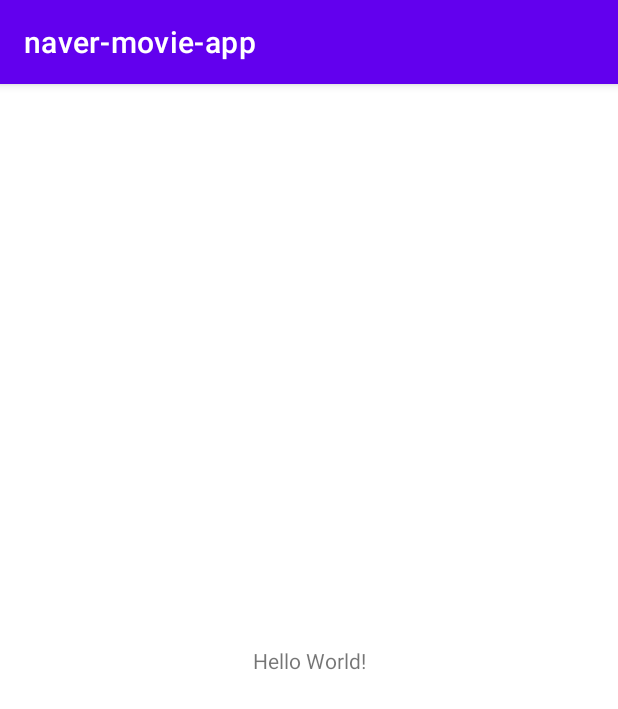
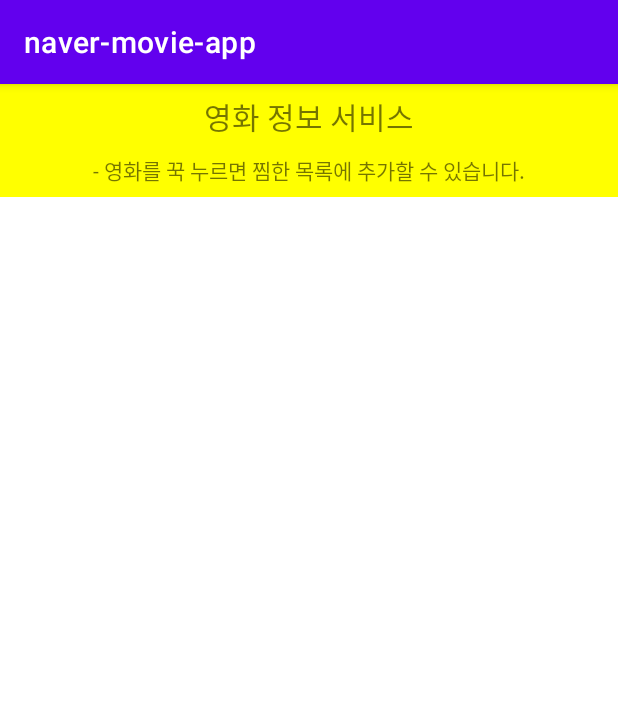
Before and after one commit to jeidiiy/NAFLIX, an Android app: the screen it shows after launch (MainActivity), on a phone screen of 412 x 824 dp. Shown: the top 709 px of the screen. Run offline under Robolectric (Android 15) with nearby library versions, the phone set to English and light mode, and no system bars.

Commit message:
feat: activity_main 및 각 fragment xml 구현

```diff
--- a/app/src/main/res/layout/activity_main.xml
+++ b/app/src/main/res/layout/activity_main.xml
@@ -1,18 +1,25 @@
 <?xml version="1.0" encoding="utf-8"?>
-<androidx.constraintlayout.widget.ConstraintLayout xmlns:android="http://schemas.android.com/apk/res/android"
+<androidx.coordinatorlayout.widget.CoordinatorLayout xmlns:android="http://schemas.android.com/apk/res/android"
     xmlns:app="http://schemas.android.com/apk/res-auto"
-    xmlns:tools="http://schemas.android.com/tools"
     android:layout_width="match_parent"
     android:layout_height="match_parent"
-    tools:context=".MainActivity">
+    android:orientation="vertical">
 
-    <TextView
-        android:layout_width="wrap_content"
+    <FrameLayout
+        android:id="@+id/main_layout"
+        android:layout_width="match_parent"
+        android:layout_height="match_parent"
+        android:layout_marginBottom="?attr/actionBarSize" />
+
+    <com.google.android.material.bottomnavigation.BottomNavigationView
+        android:id="@+id/bottomNavigationView"
+        android:layout_width="match_parent"
         android:layout_height="wrap_content"
-        android:text="Hello World!"
-        app:layout_constraintBottom_toBottomOf="parent"
-        app:layout_constraintLeft_toLeftOf="parent"
-        app:layout_constraintRight_toRightOf="parent"
-        app:layout_constraintTop_toTopOf="parent" />
-
-</androidx.constraintlayout.widget.ConstraintLayout>
+        android:layout_gravity="bottom"
+        android:layout_marginStart="0dp"
+        android:layout_marginEnd="0dp"
+        android:background="@color/white"
+        app:itemBackground="@color/white"
+        app:labelVisibilityMode="unlabeled"
+        app:menu="@menu/bottom_navigation_menu" />
+</androidx.coordinatorlayout.widget.CoordinatorLayout>
--- /dev/null
+++ b/app/src/main/res/layout/fragment_home.xml
@@ -0,0 +1,40 @@
+<?xml version="1.0" encoding="utf-8"?>
+<RelativeLayout xmlns:android="http://schemas.android.com/apk/res/android"
+    xmlns:tools="http://schemas.android.com/tools"
+    android:layout_width="match_parent"
+    android:layout_height="match_parent"
+    android:layout_gravity="center"
+    android:orientation="vertical"
+    tools:context=".MainActivity">
+
+    <LinearLayout
+        android:id="@+id/title"
+        android:layout_width="match_parent"
+        android:layout_height="75dp"
+        android:background="#ffff00"
+        android:gravity="center"
+        android:orientation="vertical">
+
+        <TextView
+            android:id="@+id/textViewTitle"
+            android:layout_width="match_parent"
+            android:layout_height="wrap_content"
+            android:gravity="center"
+            android:text="영화 정보 서비스"
+            android:textSize="20dp" />
+
+        <TextView
+            android:id="@+id/textViewTip"
+            android:layout_width="match_parent"
+            android:layout_height="wrap_content"
+            android:layout_marginTop="10dp"
+            android:gravity="center"
+            android:text="- 영화를 꾹 누르면 찜한 목록에 추가할 수 있습니다." />
+    </LinearLayout>
+
+    <androidx.recyclerview.widget.RecyclerView
+        android:layout_width="match_parent"
+        android:layout_height="wrap_content"
+        android:layout_below="@+id/title"
+        android:scrollbars="vertical" />
+</RelativeLayout>
```
Also changed, not shown: app/src/main/res/layout/fragment_wish_list.xml (added, +40 -0 lines).
